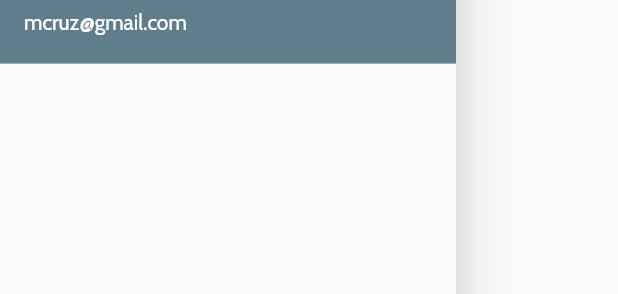
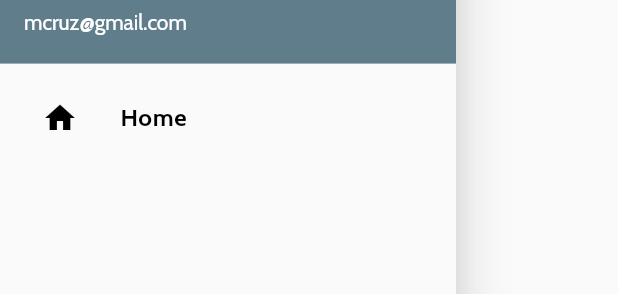
Before and after one commit to alu-rwa-prog-1/mini-project-1-iwanjo, a Flutter app: the NavigateDrawer widget shown alone on an empty page, opened directly, on a phone screen of 412 x 824 dp. Shown: the part 178-472 px from the top of the screen. Run offline on Flutter 3.47's test engine with Material 2 defaults, Android fonts, the phone set to English and light mode, and no system bars; our stand-ins replace google_fonts.

Commit message:
Adding icons for menu drawer

```diff
--- a/ALU_RWA_MiniProject1_Wk3/lib/Home.dart
+++ b/ALU_RWA_MiniProject1_Wk3/lib/Home.dart
@@ -102,6 +102,22 @@ class _NavigateDrawerState extends State<NavigateDrawer> {
               ),
             ),
           ),
+          ListTile(
+            leading: new IconButton(
+              icon: new Icon(
+                Icons.home,
+                color: Colors.black,
+              ),
+            ),
+            title: Text(
+              'Home',
+              style: GoogleFonts.cabin(
+                  color: Colors.black,
+                  letterSpacing: .5,
+                  fontWeight: FontWeight.bold),
+            ),
+            onTap: () {},
+          ),
         ],
       ),
     );
```
